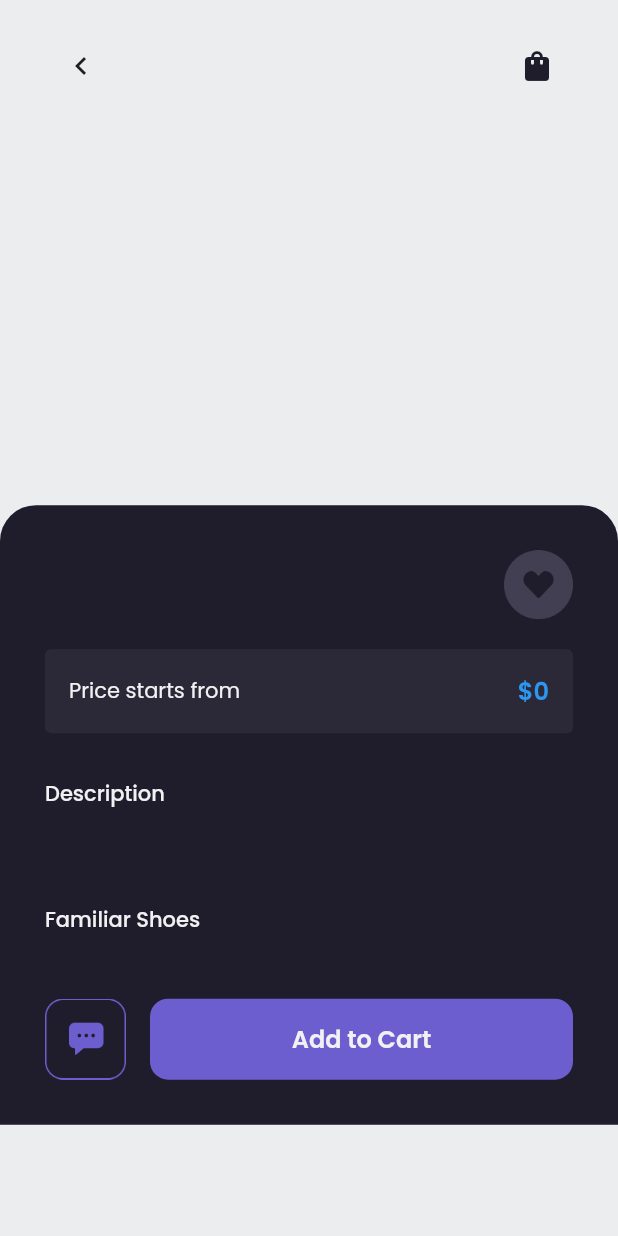
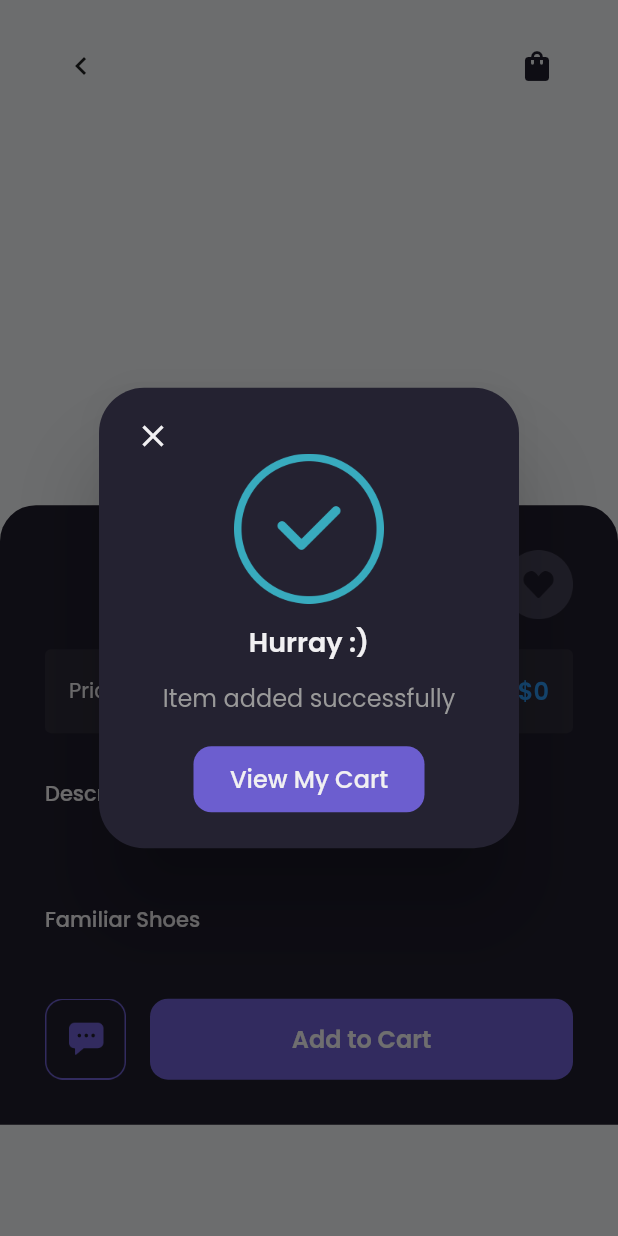
Before and after one commit to ZepiDarmawanTambunan/lrv_ecom_flt, a Flutter app: the ProductPage screen opened directly with empty values, after a tap on "Add to Cart", on a phone screen of 412 x 824 dp. Run offline on Flutter 3.47's test engine with Material 2 defaults, Android fonts, the phone set to English and light mode, and no system bars; our stand-ins replace cached_network_image, flutter_cache_manager, google_fonts, shared_preferences; accounts and stored records are empty; network calls fail.

Commit message:
implementasi be to cart page

```diff
--- a/mobile/lib/main.dart
+++ b/mobile/lib/main.dart
@@ -9,6 +9,7 @@ import 'package:mobile/pages/sign_in_page.dart';
 import 'package:mobile/pages/sign_up_page.dart';
 import 'package:mobile/pages/splash_page.dart';
 import 'package:mobile/providers/auth_provider.dart';
+import 'package:mobile/providers/cart_provider.dart';
 import 'package:mobile/providers/product_provider.dart';
 import 'package:mobile/providers/wishlist_provider.dart';
 import 'package:provider/provider.dart';
@@ -32,6 +33,9 @@ class MyApp extends StatelessWidget {
         ChangeNotifierProvider(
           create: (context) => WishlistProvider(),
         ),
+        ChangeNotifierProvider(
+          create: (context) => CartProvider(),
+        ),
       ],
       child: MaterialApp(
         debugShowCheckedModeBanner: false,
--- /dev/null
+++ b/mobile/lib/models/cart_model.dart
@@ -0,0 +1,31 @@
+import 'package:mobile/models/product_model.dart';
+
+class CartModel{
+  int id;
+  ProductModel product;
+  int quantity;
+
+  CartModel({
+    required this.id,
+    required this.product,
+    required this.quantity
+  });
+
+  factory CartModel.fromJson(Map<String, dynamic> json){
+    return CartModel(id: json['id'],
+    product: ProductModel.fromJson(json['product']),
+    quantity: json['quantity']);
+  }
+
+  Map<String, dynamic> toJson(){
+    return {
+      'id': id,
+      'product': product.toJson(),
+      'quantity': quantity
+    };
+  }
+
+  num getTotalPrice(){
+    return product.price * quantity;
+  }
+}
--- a/mobile/lib/pages/product_page.dart
+++ b/mobile/lib/pages/product_page.dart
@@ -2,6 +2,7 @@ import 'package:carousel_slider/carousel_slider.dart';
 import 'package:flutter/material.dart';
 import 'package:flutter_cache_manager/flutter_cache_manager.dart';
 import 'package:mobile/models/product_model.dart';
+import 'package:mobile/providers/cart_provider.dart';
 import 'package:mobile/providers/product_provider.dart';
 import 'package:mobile/providers/wishlist_provider.dart';
 import 'package:mobile/theme.dart';
@@ -25,6 +26,86 @@ class _ProductPageState extends State<ProductPage> {
 
   ProductProvider productProvider = Provider.of<ProductProvider>(context); //familiar image from same category
   WishlistProvider wishlistProvider = Provider.of<WishlistProvider>(context);
+  CartProvider cartProvider = Provider.of<CartProvider>(context);
+
+      Future<void> showSuccessDialog() async {
+        return showDialog(
+        context: context,
+        builder: (BuildContext context) => Container(
+          width: MediaQuery.of(context).size.width - (2 * defaultMargin),
+          child: AlertDialog(
+            backgroundColor: backgroundColor3,
+            shape: RoundedRectangleBorder(
+              borderRadius: BorderRadius.circular(30),
+            ),
+            content: SingleChildScrollView(
+              child: Column(
+                children: [
+                  Align(
+                    alignment: Alignment.centerLeft,
+                    child: GestureDetector(
+                      onTap: () {
+                        Navigator.pop(context);
+                      },
+                      child: Icon(
+                        Icons.close,
+                        color: primaryTextColor,
+                      ),
+                    ),
+                  ),
+                  Image.asset(
+                    'assets/icon_success.png',
+                    width: 100,
+                  ),
+                  SizedBox(
+                    height: 12,
+                  ),
+                  Text(
+                    'Hurray :)',
+                    style: primaryTextStyle.copyWith(
+                      fontSize: 18,
+                      fontWeight: semiBold,
+                    ),
+                  ),
+                  SizedBox(
+                    height: 12,
+                  ),
+                  Text(
+                    'Item added successfully',
+                    style: secondaryTextStyle,
+                  ),
+                  SizedBox(
+                    height: 20,
+                  ),
+                  Container(
+                    width: 154,
+                    height: 44,
+                    child: TextButton(
+                      onPressed: () {
+                        Navigator.pushNamed(context, '/cart');
+                      },
+                      style: TextButton.styleFrom(
+                        backgroundColor: primaryColor,
+                        shape: RoundedRectangleBorder(
+                          borderRadius: BorderRadius.circular(12),
+                        ),
+                      ),
+                      child: Text(
+                        'View My Cart',
+                        style: primaryTextStyle.copyWith(
+                          fontSize: 16,
+                          fontWeight: medium,
+                        ),
+                      ),
+                    ),
+                  ),
+                ],
+              ),
+            ),
+          ),
+        ),
+      );
+    }
 
   Widget indicator(int index){
     return Container(
@@ -300,7 +381,10 @@ class _ProductPageState extends State<ProductPage> {
                 Expanded(
                   child: Container(
                     height: 54,
-                    child: TextButton(onPressed: (){},
+                    child: TextButton(onPressed: (){
+                      cartProvider.addCart(widget.product);
+                      showSuccessDialog();
+                    },
                     style: TextButton.styleFrom(
                       shape: RoundedRectangleBorder(
                         borderRadius: BorderRadius.circular(12),
--- /dev/null
+++ b/mobile/lib/providers/cart_provider.dart
@@ -0,0 +1,65 @@
+import 'package:flutter/material.dart';
+import 'package:mobile/models/cart_model.dart';
+import 'package:mobile/models/product_model.dart';
+
+class CartProvider with ChangeNotifier{
+  List<CartModel> _carts = [];
+  List<CartModel> get carts => _carts;
+
+  set carts(List<CartModel> carts){
+    _carts = carts;
+    notifyListeners();
+  }
+
+  addCart(ProductModel product){
+    if(productExist(product)){
+      int index = _carts.indexWhere((element) => element.id == product.id);
+      _carts[index].quantity++;
+    }else{
+      _carts.add(CartModel(id: _carts.length, product: product, quantity: 1));
+    }
+
+    notifyListeners();
+  }
+
+  removeCart(int id){
+    _carts.removeAt(id);
+    notifyListeners();
+  }
+
+  addQuantity(int id){
+    _carts[id].quantity++;
+  }
+
+  reduceQuantity(int id){
+    _carts[id].quantity++;
+    if(_carts[id].quantity == 0){
+      _carts.removeAt(id);
+    }
+    notifyListeners();
+  }
+
+  totalItems(){
+    int total = 0;
+    for (var item in _carts) {
+      total += item.quantity;
+    }
+    return total;
+  }
+
+  totalPrice(){
+    num total = 0;
+    for (var item in _carts) {
+      total += (item.quantity * item.product.price);
+    }
+    return total;
+  }
+
+  productExist(ProductModel product){
+    if(_carts.indexWhere((element) => element.id == product.id) == -1){
+      return false;
+    }else{
+      return false;
+    }
+  }
+}
--- a/mobile/lib/widgets/cart_card.dart
+++ b/mobile/lib/widgets/cart_card.dart
@@ -1,11 +1,18 @@
 import 'package:flutter/material.dart';
+import 'package:mobile/models/cart_model.dart';
+import 'package:mobile/providers/cart_provider.dart';
 import 'package:mobile/theme.dart';
+import 'package:provider/provider.dart';
 
 class CartCard extends StatelessWidget {
-  const CartCard({super.key});
+  CartCard({super.key, required this.cart});
+  final CartModel cart;
 
   @override
   Widget build(BuildContext context) {
+
+  CartProvider cartProvider = Provider.of<CartProvider>(context);
+
     return Container(
       margin: EdgeInsets.only(
         top: defaultMargin,
@@ -27,7 +34,7 @@ class CartCard extends StatelessWidget {
                 height: 60,
                 decoration: BoxDecoration(
                   borderRadius: BorderRadius.circular(12),
-                  image: DecorationImage(image: AssetImage('assets/image_shoes.png'),),
+                  image: DecorationImage(image: NetworkImage(cart.product.galleries[0].url),),
                 ),
               ),
               SizedBox(
@@ -36,21 +43,25 @@ class CartCard extends StatelessWidget {
               Expanded(child: Column(
                 crossAxisAlignment: CrossAxisAlignment.start,
                 children: [
-                  Text('Terrex Urban Low', style: primaryTextStyle.copyWith(
+                  Text(cart.product.name, style: primaryTextStyle.copyWith(
                     fontWeight: semiBold,
                   ),),
-                  Text('\$143,98', style: priceTextStyle,),
+                  Text('\$${cart.product.price}', style: priceTextStyle,),
                 ],
               )),
               Column(
                 children: [
-                  Image.asset('assets/button_add.png', width: 16,),
+                  GestureDetector(
+                    onTap: (){cartProvider.addQuantity(cart.id);},
+                    child: Image.asset('assets/button_add.png', width: 16,)),
                   SizedBox(height: 2,),
                   Text('2', style: primaryTextStyle.copyWith(
                     fontWeight: medium,
                   ),),
                   SizedBox(height: 2,),
-                  Image.asset('assets/button_min.png', width: 16,),
+                  GestureDetector(
+                    onTap: (){cartProvider.reduceQuantity(cart.id);},
+                    child: Image.asset('assets/button_min.png', width: 16,)),
                 ],
               ),
             ],
@@ -58,7 +69,11 @@ class CartCard extends StatelessWidget {
           SizedBox(
             height: 12,
           ),
-          Row(
+          GestureDetector(
+            onTap: (){
+              cartProvider.removeCart(cart.id);
+            },
+            child: Row(
               children: [
                 Image.asset('assets/icon_remove.png', width: 10,),
                 SizedBox(width: 4,),
@@ -68,6 +83,7 @@ class CartCard extends StatelessWidget {
                 ),),
               ],
             ),
+          ),
         ],
       ),
     );
```
Also changed, not shown: mobile/lib/pages/cart_page.dart (+7 -6 lines). Lines whose indentation alone changed are shown as unchanged.
